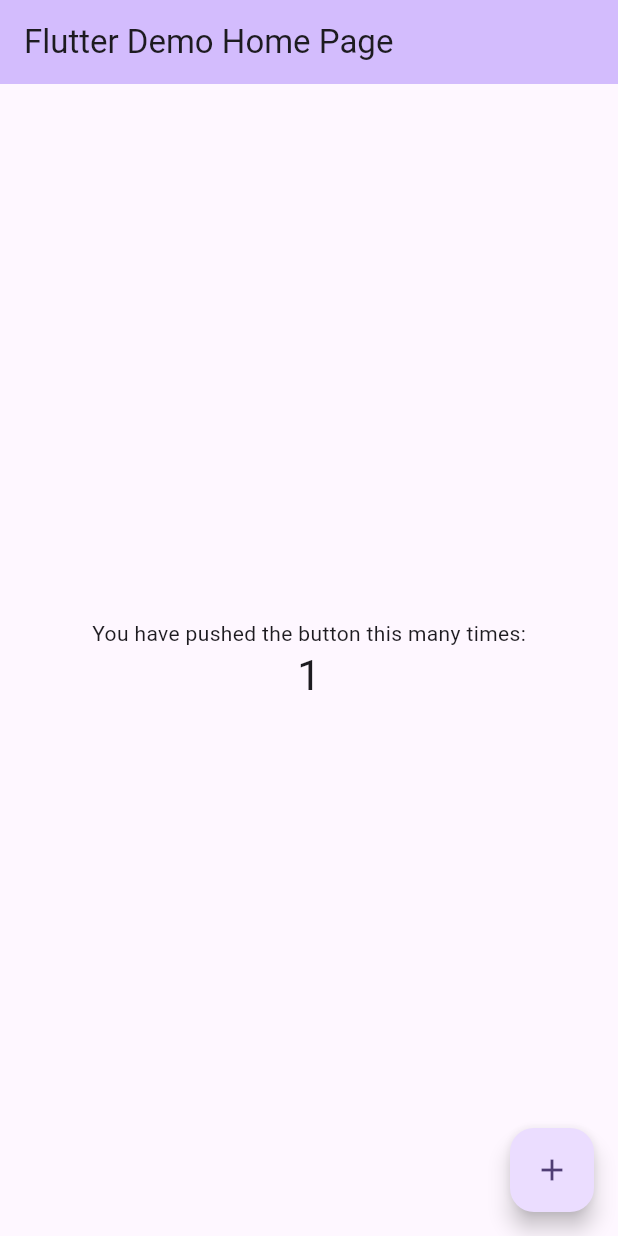
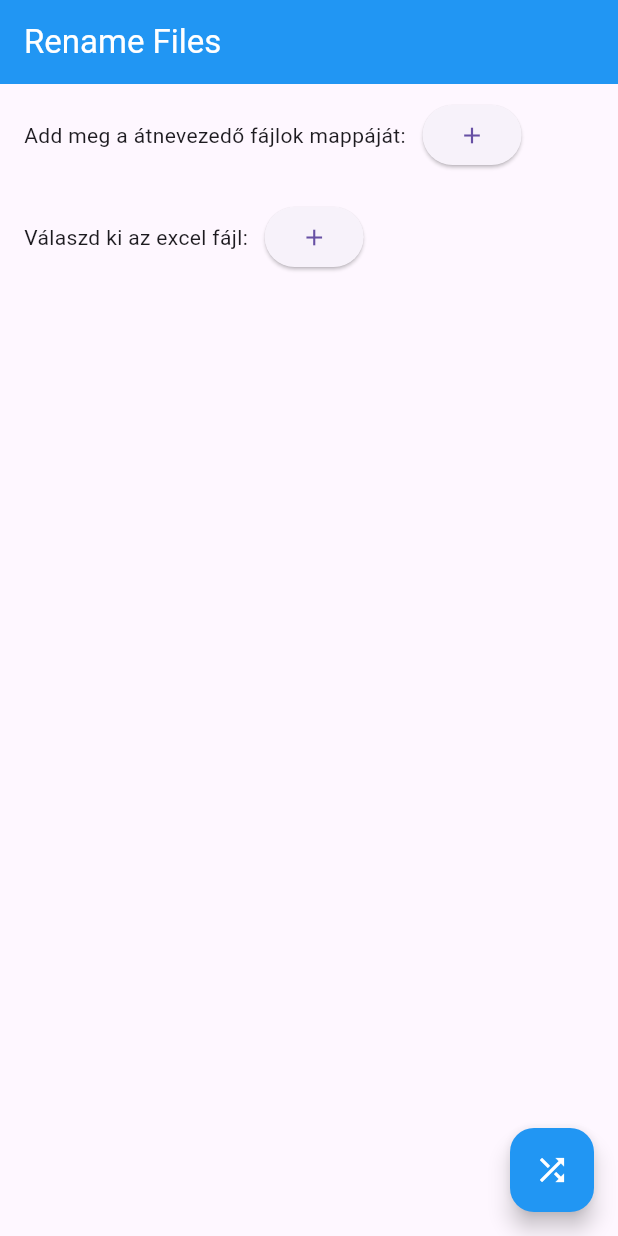
Before and after one commit to kurjakrichard/file_renamer, a Flutter app: the screen it shows after launch, after a tap on the "add" icon, on a phone screen of 412 x 824 dp. Run offline on Flutter 3.47's test engine with Material 3 defaults, Android fonts, the phone set to English and light mode, and no system bars; our stand-ins replace file_picker; missing offline and left inert: excel.

Commit message:
First alpha version

```diff
--- a/lib/main.dart
+++ b/lib/main.dart
@@ -1,125 +1,22 @@
 import 'package:flutter/material.dart';
+import 'screens/homepage.dart';
 
 void main() {
-  runApp(const MyApp());
+  runApp(const FileRenamer());
 }
 
-class MyApp extends StatelessWidget {
-  const MyApp({super.key});
+class FileRenamer extends StatelessWidget {
+  const FileRenamer({super.key});
 
-  // This widget is the root of your application.
   @override
   Widget build(BuildContext context) {
     return MaterialApp(
-      title: 'Flutter Demo',
+      debugShowCheckedModeBanner: false,
+      title: 'File Renamer',
       theme: ThemeData(
-        // This is the theme of your application.
-        //
-        // TRY THIS: Try running your application with "flutter run". You'll see
-        // the application has a purple toolbar. Then, without quitting the app,
-        // try changing the seedColor in the colorScheme below to Colors.green
-        // and then invoke "hot reload" (save your changes or press the "hot
-        // reload" button in a Flutter-supported IDE, or press "r" if you used
-        // the command line to start the app).
-        //
-        // Notice that the counter didn't reset back to zero; the application
-        // state is not lost during the reload. To reset the state, use hot
-        // restart instead.
-        //
-        // This works for code too, not just values: Most code changes can be
-        // tested with just a hot reload.
-        colorScheme: ColorScheme.fromSeed(seedColor: Colors.deepPurple),
-        useMaterial3: true,
+        primarySwatch: Colors.blue,
       ),
-      home: const MyHomePage(title: 'Flutter Demo Home Page'),
+      home: const HomePage(),
     );
   }
 }
-
-class MyHomePage extends StatefulWidget {
-  const MyHomePage({super.key, required this.title});
-
-  // This widget is the home page of your application. It is stateful, meaning
-  // that it has a State object (defined below) that contains fields that affect
-  // how it looks.
-
-  // This class is the configuration for the state. It holds the values (in this
-  // case the title) provided by the parent (in this case the App widget) and
-  // used by the build method of the State. Fields in a Widget subclass are
-  // always marked "final".
-
-  final String title;
-
-  @override
-  State<MyHomePage> createState() => _MyHomePageState();
-}
-
-class _MyHomePageState extends State<MyHomePage> {
-  int _counter = 0;
-
-  void _incrementCounter() {
-    setState(() {
-      // This call to setState tells the Flutter framework that something has
-      // changed in this State, which causes it to rerun the build method below
-      // so that the display can reflect the updated values. If we changed
-      // _counter without calling setState(), then the build method would not be
-      // called again, and so nothing would appear to happen.
-      _counter++;
-    });
-  }
-
-  @override
-  Widget build(BuildContext context) {
-    // This method is rerun every time setState is called, for instance as done
-    // by the _incrementCounter method above.
-    //
-    // The Flutter framework has been optimized to make rerunning build methods
-    // fast, so that you can just rebuild anything that needs updating rather
-    // than having to individually change instances of widgets.
-    return Scaffold(
-      appBar: AppBar(
-        // TRY THIS: Try changing the color here to a specific color (to
-        // Colors.amber, perhaps?) and trigger a hot reload to see the AppBar
-        // change color while the other colors stay the same.
-        backgroundColor: Theme.of(context).colorScheme.inversePrimary,
-        // Here we take the value from the MyHomePage object that was created by
-        // the App.build method, and use it to set our appbar title.
-        title: Text(widget.title),
-      ),
-      body: Center(
-        // Center is a layout widget. It takes a single child and positions it
-        // in the middle of the parent.
-        child: Column(
-          // Column is also a layout widget. It takes a list of children and
-          // arranges them vertically. By default, it sizes itself to fit its
-          // children horizontally, and tries to be as tall as its parent.
-          //
-          // Column has various properties to control how it sizes itself and
-          // how it positions its children. Here we use mainAxisAlignment to
-          // center the children vertically; the main axis here is the vertical
-          // axis because Columns are vertical (the cross axis would be
-          // horizontal).
-          //
-          // TRY THIS: Invoke "debug painting" (choose the "Toggle Debug Paint"
-          // action in the IDE, or press "p" in the console), to see the
-          // wireframe for each widget.
-          mainAxisAlignment: MainAxisAlignment.center,
-          children: <Widget>[
-            const Text(
-              'You have pushed the button this many times:',
-            ),
-            Text(
-              '$_counter',
-              style: Theme.of(context).textTheme.headlineMedium,
-            ),
-          ],
-        ),
-      ),
-      floatingActionButton: FloatingActionButton(
-        onPressed: _incrementCounter,
-        tooltip: 'Increment',
-        child: const Icon(Icons.add),
-      ), // This trailing comma makes auto-formatting nicer for build methods.
-    );
-  }
-}
--- /dev/null
+++ b/lib/screens/homepage.dart
@@ -0,0 +1,183 @@
+import 'package:excel/excel.dart';
+import 'package:file_picker/file_picker.dart';
+import 'package:flutter/material.dart';
+import 'dart:io';
+import 'package:path/path.dart' as p;
+
+class HomePage extends StatefulWidget {
+  const HomePage({super.key});
+
+  @override
+  State<HomePage> createState() => _HomePageState();
+}
+
+class _HomePageState extends State<HomePage> {
+  Directory? dir;
+  FilePickerResult? pickedFile;
+  String? fileName;
+  String? dirName;
+  List<File> files = [];
+  Map<String, String>? excelList = {};
+
+  @override
+  Widget build(BuildContext context) {
+    return Scaffold(
+      appBar: AppBar(
+        backgroundColor: Colors.blue,
+        title: const Text(
+          'Rename Files',
+          style: TextStyle(color: Colors.white),
+        ),
+      ),
+      floatingActionButton: FloatingActionButton(
+        backgroundColor: Colors.blue,
+        child: const Icon(
+          Icons.shuffle,
+          color: Colors.white,
+        ),
+        onPressed: () {
+          if (dir != null) {
+            for (var file in files) {
+              String oldName = p.basename(file.path);
+              print(oldName);
+              String path = p.dirname(file.path);
+              String searchString = oldName.split('_')[0];
+              print(searchString);
+              String addString = excelList![searchString]!;
+              String newName = '${addString}_$oldName';
+              file.rename('$path/$newName');
+            }
+            setState(() {
+              List<FileSystemEntity> entities = dir!.listSync();
+              files = entities.whereType<File>().toList();
+            });
+          }
+        },
+      ),
+      body: Column(
+        children: [
+          Padding(
+            padding: const EdgeInsets.symmetric(vertical: 10.0, horizontal: 16),
+            child: Row(
+              mainAxisAlignment: MainAxisAlignment.start,
+              children: [
+                const Text('Add meg a átnevezedő fájlok mappáját:   '),
+                ElevatedButton(
+                  onPressed: () async {
+                    String? selectedDirectory =
+                        await FilePicker.platform.getDirectoryPath();
+                    setState(() {
+                      dir = Directory(selectedDirectory!);
+                      dirName = selectedDirectory;
+                      List<FileSystemEntity> entities = dir!.listSync();
+                      files = entities.whereType<File>().toList();
+                    });
+                  },
+                  child: const Icon(Icons.add),
+                ),
+                Padding(
+                  padding: const EdgeInsets.only(left: 16.0),
+                  child: Text(dirName ?? ''),
+                )
+              ],
+            ),
+          ),
+          Padding(
+            padding: const EdgeInsets.symmetric(vertical: 10.0, horizontal: 16),
+            child: Row(
+              mainAxisAlignment: MainAxisAlignment.start,
+              children: [
+                const Text('Válaszd ki az excel fájl:   '),
+                ElevatedButton(
+                  onPressed: () async {
+                    FilePickerResult? pickedFile =
+                        await FilePicker.platform.pickFiles(
+                      type: FileType.custom,
+                      allowedExtensions: ['xlsx'],
+                      allowMultiple: false,
+                    );
+
+                    /// file might be picked
+                    setState(() {
+                      if (pickedFile != null) {
+                        fileName = pickedFile.files.single.name;
+                        var bytes = File(pickedFile.files.first.path!)
+                            .readAsBytesSync();
+                        var excel = Excel.decodeBytes(bytes);
+                        for (var table in excel.tables.keys) {
+                          //print(table); //sheet Name
+                          //print(excel.tables[table]!.maxColumns);
+                          //print(excel.tables[table]!.maxRows);
+                          for (var row in excel.tables[table]!.rows) {
+                            excelList?['${row[1]!.value}'] = '${row[0]!.value}';
+
+                            /*      for (var cell in row) {
+                              print(
+                                  'cell ${cell!.rowIndex}/${cell.columnIndex}');
+                              final value = cell.value;
+                              final numFormat = cell.cellStyle?.numberFormat ??
+                                  NumFormat.standard_0;
+                              switch (value) {
+                                case null:
+                                  print('  empty cell');
+                                  print('  format: ${numFormat}');
+                                case TextCellValue():
+                                  print('  text: ${value.value}');
+                                case FormulaCellValue():
+                                  print('  formula: ${value.formula}');
+                                  print('  format: ${numFormat}');
+                                case IntCellValue():
+                                  print('  int: ${value.value}');
+                                  print('  format: ${numFormat}');
+                                case BoolCellValue():
+                                  print(
+                                      '  bool: ${value.value ? 'YES!!' : 'NO..'}');
+                                  print('  format: ${numFormat}');
+                                case DoubleCellValue():
+                                  print('  double: ${value.value}');
+                                  print('  format: ${numFormat}');
+                                case DateCellValue():
+                                  print(
+                                      '  date: ${value.year} ${value.month} ${value.day} (${value.asDateTimeLocal()})');
+                                case TimeCellValue():
+                                  print(
+                                      '  time: ${value.hour} ${value.minute} ... (${value.asDuration()})');
+                                case DateTimeCellValue():
+                                  print(
+                                      '  date with time: ${value.year} ${value.month} ${value.day} ${value.hour} ... (${value.asDateTimeLocal()})');
+                              }
+                            }
+                          */
+                          }
+                          print(excelList);
+                        }
+                      }
+                    });
+                  },
+                  child: const Icon(Icons.add),
+                ),
+                Padding(
+                  padding: const EdgeInsets.only(left: 16.0),
+                  child: Text(fileName ?? ''),
+                )
+              ],
+            ),
+          ),
+          Flexible(
+            child: files.isEmpty
+                ? const Text('')
+                : ListView.builder(
+                    itemCount: files.length,
+                    itemBuilder: (BuildContext context, int index) {
+                      return Padding(
+                        padding: const EdgeInsets.symmetric(horizontal: 8.0),
+                        child: Text(files[index].path.split('/').last),
+                      );
+                    },
+                  ),
+          ),
+        ],
+      ),
+    );
+  }
+}
```
Also changed, not shown: pubspec.yaml (+3 -5 lines), 1 other file.
